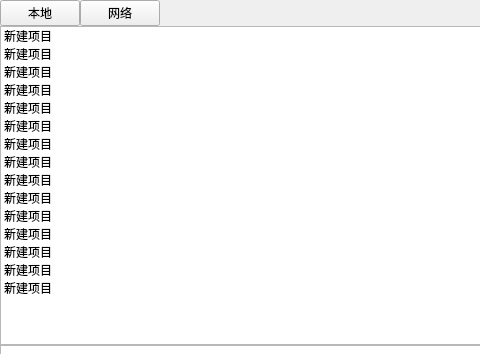
Qt form High_FPS_video_player/High_FPS_video_player/playl_list_wid.ui (BreakthroughHY/High_FPS_video_player) before a commit; both pictures show x 0 to 480 and y 0 to 354 of the 743 by 668 pixel window.
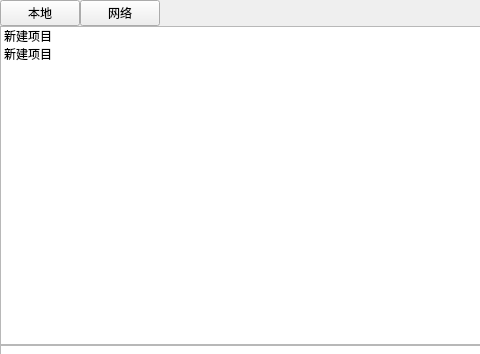
The same form after that commit.

What changed in the file:
```diff
--- a/High_FPS_video_player/High_FPS_video_player/playl_list_wid.ui
+++ b/High_FPS_video_player/High_FPS_video_player/playl_list_wid.ui
@@ -86,72 +86,7 @@
     </layout>
    </item>
    <item>
-    <widget class="QListWidget" name="videoListWid">
-     <item>
-      <property name="text">
-       <string>新建项目</string>
-      </property>
-     </item>
-     <item>
-      <property name="text">
-       <string>新建项目</string>
-      </property>
-     </item>
-     <item>
-      <property name="text">
-       <string>新建项目</string>
-      </property>
-     </item>
-     <item>
-      <property name="text">
-       <string>新建项目</string>
-      </property>
-     </item>
-     <item>
-      <property name="text">
-       <string>新建项目</string>
-      </property>
-     </item>
-     <item>
-      <property name="text">
-       <string>新建项目</string>
-      </property>
-     </item>
-     <item>
-      <property name="text">
-       <string>新建项目</string>
-      </property>
-     </item>
-     <item>
-      <property name="text">
-       <string>新建项目</string>
-      </property>
-     </item>
-     <item>
-      <property name="text">
-       <string>新建项目</string>
-      </property>
-     </item>
-     <item>
-      <property name="text">
-       <string>新建项目</string>
-      </property>
-     </item>
-     <item>
-      <property name="text">
-       <string>新建项目</string>
-      </property>
-     </item>
-     <item>
-      <property name="text">
-       <string>新建项目</string>
-      </property>
-     </item>
-     <item>
-      <property name="text">
-       <string>新建项目</string>
-      </property>
-     </item>
+    <widget class="QListWidget" name="LocalVideoListWid">
      <item>
       <property name="text">
        <string>新建项目</string>
```
Left out of the diff: 11 changed lines with no effect on the pictures.
